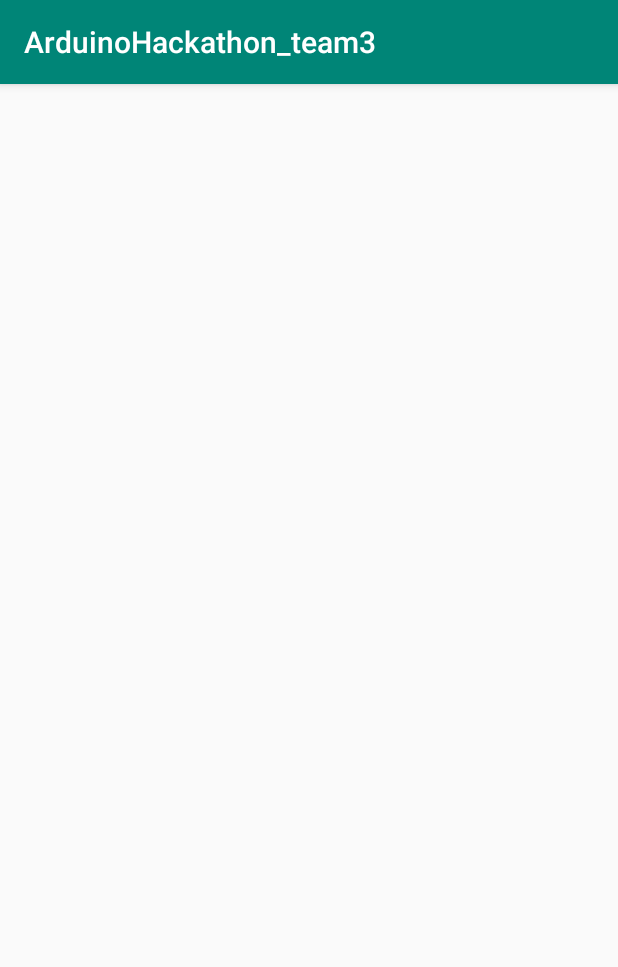
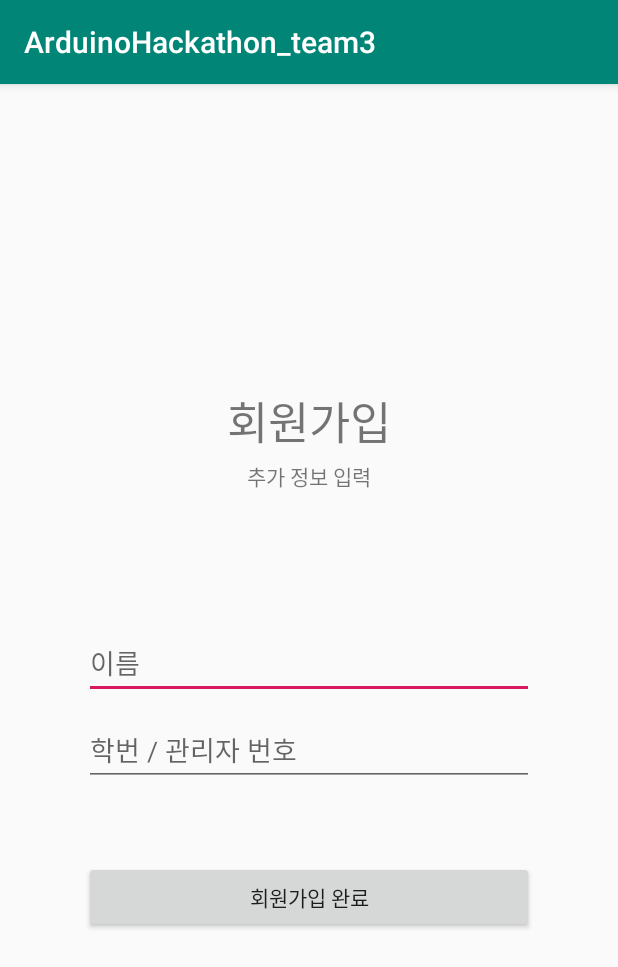
Before and after one commit to Yun-D/ArduinoHackathon_team3, an Android app: the JoinActivity screen opened directly, with no data from a screen before it, on a phone screen of 412 x 824 dp. Shown: the top 967 px of the screen. Run offline under Robolectric (Android 15) with nearby library versions, the light colour scheme and no system bars.

Commit message:
페이지 중간 백업

```diff
--- a/app/src/main/AndroidManifest.xml
+++ b/app/src/main/AndroidManifest.xml
@@ -9,7 +9,8 @@
         android:roundIcon="@mipmap/ic_launcher_round"
         android:supportsRtl="true"
         android:theme="@style/AppTheme">
-        <activity android:name=".JoinActivity"></activity>
+        <activity android:name=".StudentMainActivity"></activity>
+        <activity android:name=".JoinActivity" />
         <activity android:name=".MainActivity">
             <intent-filter>
                 <action android:name="android.intent.action.MAIN" />
--- a/app/src/main/res/layout/activity_join.xml
+++ b/app/src/main/res/layout/activity_join.xml
@@ -3,8 +3,39 @@
     xmlns:tools="http://schemas.android.com/tools"
     android:layout_width="match_parent"
     android:layout_height="match_parent"
-    tools:context=".JoinActivity">
+    tools:context=".JoinActivity"
+    android:orientation="vertical"
+    android:gravity="center">
 
+    <TextView
+        android:layout_width="wrap_content"
+        android:layout_height="wrap_content"
+        android:textSize="30dp"
+        android:text="회원가입"
+        android:layout_marginBottom="3dp"/>
+    <TextView
+        android:layout_width="wrap_content"
+        android:layout_height="wrap_content"
+        android:text="추가 정보 입력"
+        android:layout_marginBottom="90dp"/>
 
+    <EditText
+        android:id="@+id/joinName"
+        android:layout_width="300dp"
+        android:layout_height="wrap_content"
+        android:hint="이름"/>
+    <EditText
+        android:id="@+id/joinUserNumber"
+        android:layout_width="300dp"
+        android:layout_height="wrap_content"
+        android:hint="학번 / 관리자 번호"
+        android:layout_marginTop="10dp"/>
+
+    <Button
+        android:id="@+id/btnJoin"
+        android:layout_width="300dp"
+        android:layout_height="wrap_content"
+        android:text="회원가입 완료"
+        android:layout_marginTop="50dp"/>
 
 </LinearLayout>
--- a/app/src/main/res/layout/activity_main.xml
+++ b/app/src/main/res/layout/activity_main.xml
@@ -8,10 +8,12 @@
     android:gravity="center">
 
     <EditText
+        android:id="@+id/loginID"
         android:layout_width="300dp"
         android:layout_height="wrap_content"
         android:hint="아이디"/>
     <EditText
+        android:id="@+id/loginPWD"
         android:layout_width="300dp"
         android:layout_height="wrap_content"
         android:hint="비밀번호"
```
Also changed, not shown: app/src/main/java/com/example/arduinohackathon_team3/StudentMainActivity.java (added, +14 -0 lines), app/src/main/res/layout/activity_student_main.xml (added, +196 -0 lines).
